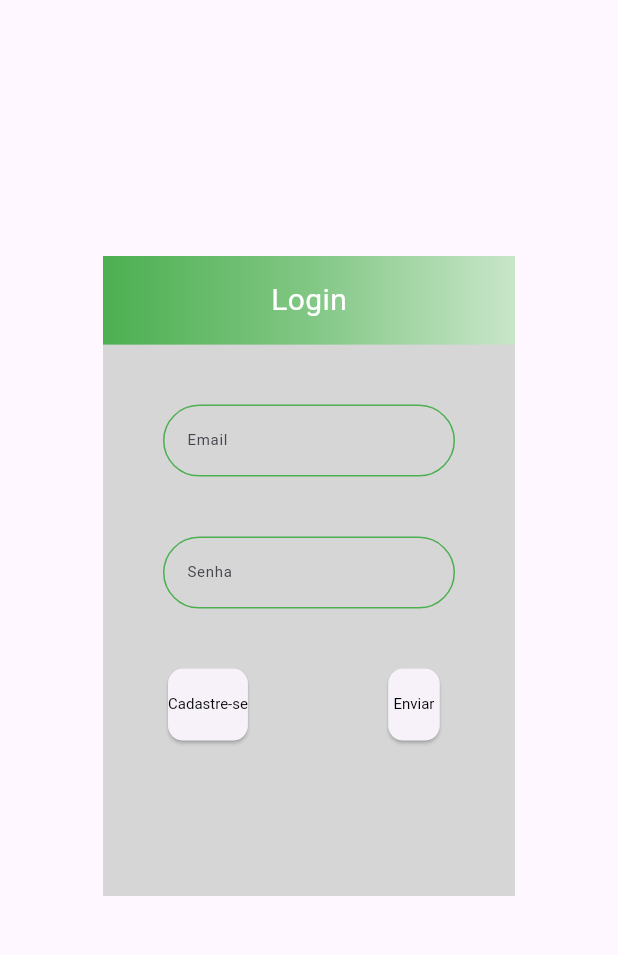
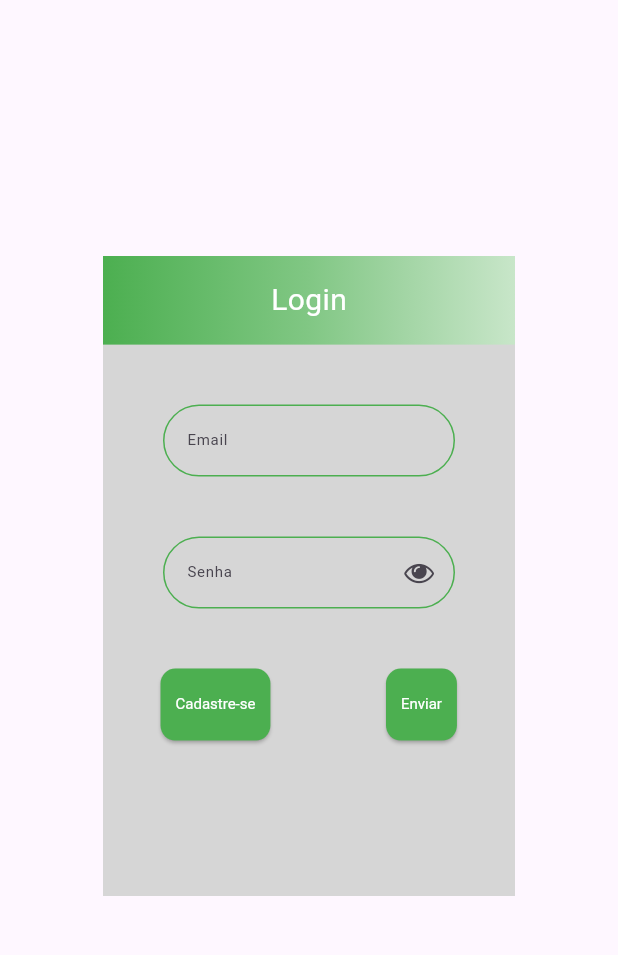
Before and after one commit to Brenokardoso/Recicla-Palmas, a Flutter app: the screen it shows after launch, after a tap on "Cadastre-se", after a tap on "Login", after a tap on "Enviar", on a phone screen of 412 x 824 dp, the part 84-1039 px from its top. Run offline on Flutter 3.47's test engine with Material 3 defaults, Android fonts, the light colour scheme and no system bars; our stand-ins replace supabase_flutter; missing offline and left inert: validatorless; accounts and stored records are empty; network calls fail.

Commit message:
inciando o modulo de auth

```diff
--- /dev/null
+++ b/lib/app/core/assets/fonts/fonts_implementation/eyes_icons.dart
@@ -0,0 +1,32 @@
+/// Flutter icons Todo_list_eye_icons
+/// Copyright (C) 2024 by original authors @ fluttericon.com, fontello.com
+/// This font was generated by FlutterIcon.com, which is derived from Fontello.
+///
+/// To use this font, place it in your fonts/ directory and include the
+/// following in your pubspec.yaml
+///
+/// flutter:
+///   fonts:
+///    - family:  Todo_list_eye_icons
+///      fonts:
+///       - asset: fonts/Todo_list_eye_icons.ttf
+///
+///
+/// * Font Awesome 4, Copyright (C) 2016 by Dave Gandy
+///         Author:    Dave Gandy
+///         License:   SIL ()
+///         Homepage:  http://fortawesome.github.com/Font-Awesome/
+///
+import 'package:flutter/widgets.dart';
+
+class EyesIcon {
+  EyesIcon._();
+
+  static const _kFontFam = 'eyes';
+  static const String? _kFontPkg = null;
+
+  static const IconData eye =
+      IconData(0xe800, fontFamily: _kFontFam, fontPackage: _kFontPkg);
+  static const IconData eye_off =
+      IconData(0xe801, fontFamily: _kFontFam, fontPackage: _kFontPkg);
+}
--- /dev/null
+++ b/lib/app/core/database/supabase_auth.dart
@@ -0,0 +1,26 @@
+import 'package:recicla_palmas/app/core/database/supabase_db.dart';
+import 'package:supabase_flutter/supabase_flutter.dart';
+
+class SupabaseAuth {
+  static Future<bool> signUp(
+      {required String email, required String password}) async {
+    try {
+      final dbInstance = SupabaseDb.supabase;
+      final response = await dbInstance.auth.signUp(
+        email: email,
+        password: password,
+      );
+
+      if (response.user?.email == null) {
+        return true;
+      } else {
+        return false;
+      }
+    } on AuthException catch (errorType, erroCode) {
+      print("Houve um error por $errorType em $erroCode");
+    } catch (errorType, erroCode) {
+      print("Houve um error por motivos de $errorType em $erroCode");
+    }
+    return false;
+  }
+}
--- /dev/null
+++ b/lib/app/core/database/supabase_db.dart
@@ -0,0 +1,16 @@
+import 'package:supabase_flutter/supabase_flutter.dart';
+
+class SupabaseDb {
+  static String url = "https://ffczmdzyvzcvwfqzlsrm.supabase.co";
+  static String anonKey =
+      "eyJhbGciOiJIUzI1NiIsInR5cCI6IkpXVCJ9.eyJpc3MiOiJzdXBhYmFzZSIsInJlZiI6ImZmY3ptZHp5dnpjdndmcXpsc3JtIiwicm9sZSI6ImFub24iLCJpYXQiOjE3MjYxNDY1MzksImV4cCI6MjA0MTcyMjUzOX0.el4tMl8uHhKcnZsHEekA5TaaVYgRXP5M_2_ba90Vwlk";
+
+  static Future<void> init() async {
+    await Supabase.initialize(
+      url: url,
+      anonKey: anonKey,
+    );
+  }
+
+  static final supabase = Supabase.instance.client;
+}
--- a/lib/app/core/utils/border_styles.dart
+++ b/lib/app/core/utils/border_styles.dart
@@ -42,7 +42,8 @@ class CustomBorderStyles {
     ),
   );
 
-  static InputDecoration completeDecoration({required String label}) =>
+  static InputDecoration completeDecoration(
+          {required String label, Widget? icon}) =>
       InputDecoration(
           labelText: label,
           border: OutlineInputBorder(
@@ -57,5 +58,5 @@ class CustomBorderStyles {
           focusedErrorBorder: CustomBorderStyles.erroFocusBorder,
           enabledBorder: CustomBorderStyles.enableBorder,
           disabledBorder: CustomBorderStyles.disableBorder,
-      );
+          suffixIcon: icon ?? const SizedBox.shrink());
 }
--- a/lib/app/core/widgets/buttons.dart
+++ b/lib/app/core/widgets/buttons.dart
@@ -1,5 +1,4 @@
 import 'package:flutter/material.dart';
-import 'package:recicla_palmas/app/core/themes/custom_colors.dart';
 
 class CustomButtons {
   CustomButtons._();
@@ -10,7 +9,8 @@ class CustomButtons {
     required double width,
     required double height,
     void Function()? function,
-    Color? color,
+    Color? colorFont,
+    Color? colorBackground,
   }) =>
       ElevatedButton(
         onPressed: function,
@@ -31,12 +31,16 @@ class CustomButtons {
           ),
           alignment: Alignment.center,
           elevation: WidgetStateProperty.all<double>(1),
-          padding: WidgetStateProperty.all<EdgeInsets>(EdgeInsets.zero),
+          padding:
+              WidgetStateProperty.all<EdgeInsets>(const EdgeInsets.all(10)),
+          backgroundColor: WidgetStateProperty.all<Color?>(
+            colorBackground,
+          ),
         ),
         child: Text(
           label,
           style: TextStyle(
-            color: color ?? Colors.black,
+            color: colorFont ?? Colors.black,
           ),
         ),
       );
--- a/lib/app/core/widgets/text_field.dart
+++ b/lib/app/core/widgets/text_form_field.dart
@@ -1,4 +1,5 @@
 import 'package:flutter/material.dart';
+import 'package:recicla_palmas/app/core/assets/fonts/fonts_implementation/eyes_icons.dart';
 import 'package:recicla_palmas/app/core/utils/border_styles.dart';
 import 'package:recicla_palmas/app/core/widgets/text_form_validate.dart';
 
@@ -31,14 +32,41 @@ class CustomTextFormField extends StatelessWidget {
 
   static Widget password(
           {required TextEditingController controller,
-          required String placeholder}) =>
+          required String placeholder,
+          required ValueNotifier<bool> visible}) =>
       Padding(
         padding: const EdgeInsets.symmetric(horizontal: 40),
-        child: TextFormField(
-          decoration: CustomBorderStyles.completeDecoration(label: placeholder),
-          obscureText: true,
-          validator: (text) => TextValidate.passwordValidator(text),
-          controller: controller,
+        child: ValueListenableBuilder(
+          valueListenable: visible,
+          builder: (_, value, __) => TextFormField(
+            decoration: CustomBorderStyles.completeDecoration(
+              label: placeholder,
+              icon: value
+                  ? IconButton(
+                      padding: const EdgeInsets.all(8.0),
+                      onPressed: () {
+                        visible.value = !visible.value;
+                      },
+                      icon: const Icon(
+                        EyesIcon.eye_off,
+                        size: 20,
+                      ),
+                    )
+                  : IconButton(
+                      padding: const EdgeInsets.all(8.0),
+                      onPressed: () {
+                        visible.value = !visible.value;
+                      },
+                      icon: const Icon(
+                        EyesIcon.eye,
+                        size: 20,
+                      ),
+                    ),
+            ),
+            obscureText: value ? false : true,
+            validator: (text) => TextValidate.passwordValidator(text),
+            controller: controller,
+          ),
         ),
       );
 
--- a/lib/app/modules/auth/auth_page.dart
+++ b/lib/app/modules/auth/auth_page.dart
@@ -1,11 +1,12 @@
 import 'package:flutter/material.dart';
+import 'package:recicla_palmas/app/core/database/supabase_auth.dart';
 import 'package:recicla_palmas/app/core/themes/custom_colors.dart';
 import 'package:recicla_palmas/app/core/widgets/app_bar.dart';
 import 'package:recicla_palmas/app/core/widgets/buttons.dart';
-import 'package:recicla_palmas/app/core/widgets/text_field.dart';
+import 'package:recicla_palmas/app/core/widgets/text_form_field.dart';
 
 class AuthPage extends StatefulWidget {
-  AuthPage({super.key});
+  const AuthPage({super.key});
 
   @override
   State<AuthPage> createState() => _AuthPageState();
@@ -17,6 +18,7 @@ class _AuthPageState extends State<AuthPage> {
   final TextEditingController passwordController = TextEditingController();
   final GlobalKey<FormState> formKey = GlobalKey<FormState>();
   final ValueNotifier<bool> changeForms = ValueNotifier<bool>(false);
+  final ValueNotifier<bool> changePassword = ValueNotifier<bool>(false);
 
   @override
   void initState() {
@@ -26,6 +28,14 @@ class _AuthPageState extends State<AuthPage> {
     passwordController;
     formKey;
     changeForms;
+  }
+
+  @override
+  void dispose() {
+    userController.dispose();
+    emailController.dispose();
+    passwordController.dispose();
+    super.dispose();
   }
 
   @override
@@ -46,45 +56,25 @@ class _AuthPageState extends State<AuthPage> {
                 color: CustomColors.cardColor,
                 child: Column(
                   mainAxisAlignment: MainAxisAlignment.start,
+                  crossAxisAlignment: CrossAxisAlignment.center,
                   mainAxisSize: MainAxisSize.min,
                   children: [
                     Form(
                       key: formKey,
                       child: value
-                          ? cadastro(
+                          ? cardCadastro(
                               maxWidth: constraits.maxWidth,
                               maxHeight: constraits.maxHeight,
                             )
-                          : login(
+                          : cardLogin(
                               maxWidth: constraits.maxWidth,
                               maxHeight: constraits.maxHeight,
                             ),
                     ),
-                    Row(
-                      mainAxisSize: MainAxisSize.max,
-                      mainAxisAlignment: MainAxisAlignment.spaceAround,
-                      children: [
-                        CustomButtons.buttonPrimary(
-                          label: value ? "Login" : "Cadastre-se",
-                          fontSize: 10,
-                          width: constraits.maxWidth / 12,
-                          height: constraits.maxHeight / 16,
-                          // color: CustomColors.inputBorderFocusColor,
-                          function: () {
-                            changeForms.value = !changeForms.value;
-                          },
-                        ),
-                        CustomButtons.buttonPrimary(
-                          label: "Enviar",
-                          fontSize: 10,
-                          width: constraits.maxWidth / 12,
-                          height: constraits.maxHeight / 16,
-                          function: () {
-                            var currentStateFormKey =
-                                formKey.currentState?.validate();
-                          },
-                        )
-                      ],
+                    buttons(
+                      maxWidth: constraits.maxWidth,
+                      maxHeight: constraits.maxHeight,
+                      change: value,
                     )
                   ],
                 ),
@@ -96,12 +86,13 @@ class _AuthPageState extends State<AuthPage> {
     );
   }
 
-  Widget login({required double? maxWidth, required double? maxHeight}) {
+  Widget cardLogin({required double? maxWidth, required double? maxHeight}) {
     SizedBox space = const SizedBox(height: 40);
 
     return Column(
       mainAxisSize: MainAxisSize.min,
       mainAxisAlignment: MainAxisAlignment.start,
+      crossAxisAlignment: CrossAxisAlignment.center,
       children: [
         Flexible(
           child: Align(
@@ -137,6 +128,7 @@ class _AuthPageState extends State<AuthPage> {
           child: CustomTextFormField.password(
             controller: passwordController,
             placeholder: "Senha",
+            visible: changePassword,
           ),
         ),
         space,
@@ -144,12 +136,16 @@ class _AuthPageState extends State<AuthPage> {
     );
   }
 
-  Widget cadastro({required double? maxWidth, required double? maxHeight}) {
+  Widget cardCadastro({
+    required double? maxWidth,
+    required double? maxHeight,
+  }) {
     SizedBox space = const SizedBox(height: 40);
 
     return Column(
       mainAxisSize: MainAxisSize.min,
       mainAxisAlignment: MainAxisAlignment.start,
+      crossAxisAlignment: CrossAxisAlignment.center,
       children: [
         Flexible(
           child: Align(
@@ -192,10 +188,61 @@ class _AuthPageState extends State<AuthPage> {
           child: CustomTextFormField.password(
             controller: passwordController,
             placeholder: "Senha",
+            visible: changePassword,
           ),
         ),
         space,
       ],
     );
   }
+
+  Widget buttons(
+          {required double maxWidth,
+          required double maxHeight,
+          required bool change}) =>
+      Column(
+        mainAxisSize: MainAxisSize.min,
+        mainAxisAlignment: MainAxisAlignment.start,
+        crossAxisAlignment: CrossAxisAlignment.center,
+        children: [
+          Flexible(
+            child: Row(
+              mainAxisSize: MainAxisSize.max,
+              mainAxisAlignment: MainAxisAlignment.spaceAround,
+              children: [
+                CustomButtons.buttonPrimary(
+                  label: change ? "Login" : "Cadastre-se",
+                  fontSize: 10,
+                  width: maxWidth / 12,
+                  height: maxHeight / 16,
+                  colorBackground: CustomColors.green500,
+                  colorFont: Colors.white,
+                  function: () {
+                    changeForms.value = !changeForms.value;
+                  },
+                ),
+                CustomButtons.buttonPrimary(
+                  label: "Enviar",
+                  fontSize: 10,
+                  colorBackground: CustomColors.green500,
+                  colorFont: Colors.white,
+                  width: maxWidth / 12,
+                  height: maxHeight / 16,
+                  function: () {
+                    if (formKey.currentState?.validate() == true) {
+                      SupabaseAuth.signUp(
+                        email: emailController.value.text,
+                        password: passwordController.value.text,
+                      );
+                      userController.clear();
+                      passwordController.clear();
+                      emailController.clear();
+                    }
+                  },
+                )
+              ],
+            ),
+          )
+        ],
+      );
 }
--- a/lib/main.dart
+++ b/lib/main.dart
@@ -1,8 +1,14 @@
+import 'dart:async';
+
 import 'package:flutter/material.dart';
+import 'package:recicla_palmas/app/core/database/supabase_db.dart';
 import 'package:recicla_palmas/app/core/themes/custom_themeData.dart';
 import 'package:recicla_palmas/app/core/utils/routes.dart';
+import 'package:supabase_flutter/supabase_flutter.dart';
 
 void main() {
+  SupabaseDb.init();
+
   runApp(
     const MyApp(),
   );
```
Also changed, not shown: pubspec.yaml (+5 -14 lines), lib/app/core/assets/fonts/Todo_list_eye_icons.ttf (added), lib/app/core/assets/img/imagem_autenticação.png (added), pubspec.lock, 6 other files. Lines whose indentation alone changed are shown as unchanged.
